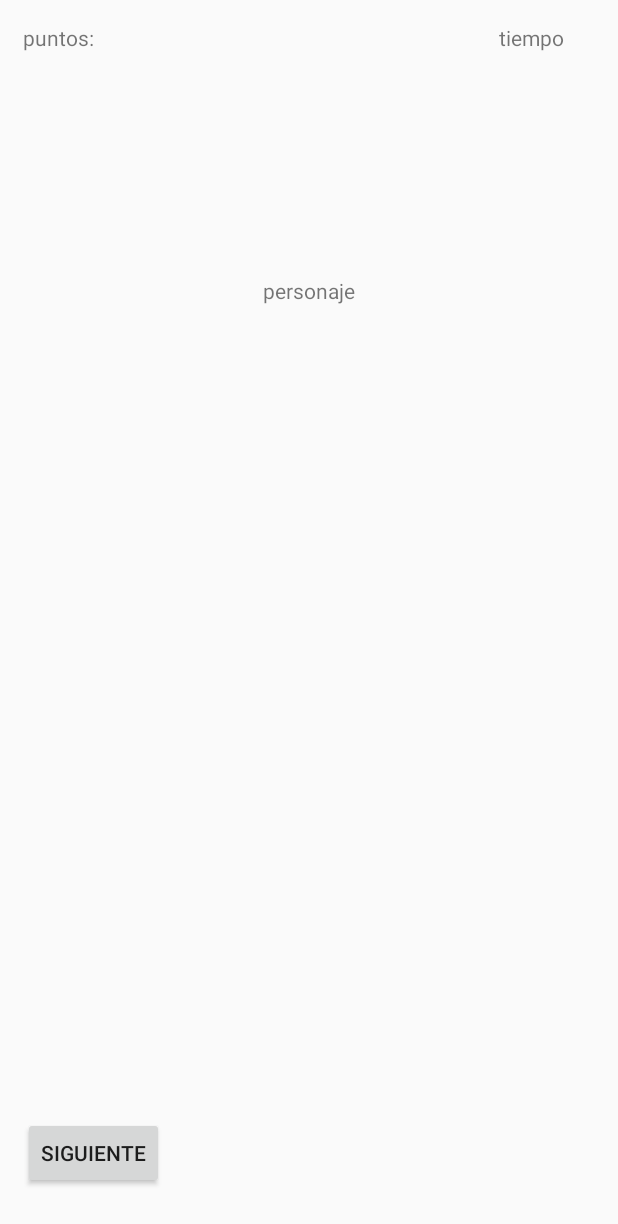
After one commit to painyahiko/Hiddentity, an Android app: the layout activity_partida.xml on its own in the app's theme, with its tools: preview values and no code run, on a phone screen of 412 x 824 dp. The commit adds this screen. Shown: the top 1224 px of the screen. Run offline under Robolectric (Android 15) with nearby library versions, the phone set to English and light mode, and no system bars.

Commit message:
compartir objeto entre activity y codigo de partida

```diff
--- a/app/src/main/AndroidManifest.xml
+++ b/app/src/main/AndroidManifest.xml
@@ -12,7 +12,7 @@
         android:roundIcon="@mipmap/ic_launcher_round"
         android:supportsRtl="true"
         android:theme="@style/AppTheme">
-        <activity android:name=".Principal">
+        <activity android:name=".PrincipalActivity">
             <intent-filter>
                 <action android:name="android.intent.action.MAIN" />
 
@@ -20,7 +20,8 @@
             </intent-filter>
         </activity>
         <activity android:name=".PointmarkActivity" />
-        <activity android:name=".Reglas"></activity>
+        <activity android:name=".Reglas" />
+        <activity android:name=".PartidaActivity"></activity>
     </application>
 
 </manifest>
--- /dev/null
+++ b/app/src/main/res/layout/activity_partida.xml
@@ -0,0 +1,55 @@
+<?xml version="1.0" encoding="utf-8"?>
+<android.support.constraint.ConstraintLayout xmlns:android="http://schemas.android.com/apk/res/android"
+    xmlns:tools="http://schemas.android.com/tools"
+    android:layout_width="match_parent"
+    android:layout_height="match_parent"
+    tools:context="com.example.david.hiddentity.PartidaActivity">
+
+    <RelativeLayout
+        android:layout_width="match_parent"
+        android:layout_height="match_parent">
+
+        <TextView
+            android:id="@+id/puntos"
+            android:layout_width="wrap_content"
+            android:layout_height="wrap_content"
+            android:layout_alignParentStart="true"
+            android:layout_marginStart="15dp"
+            android:layout_marginTop="15dp"
+            android:text="puntos:" />
+
+        <TextView
+            android:id="@+id/tiempo"
+            android:layout_width="wrap_content"
+            android:layout_height="wrap_content"
+            android:layout_alignParentEnd="true"
+            android:layout_alignParentTop="true"
+            android:layout_marginEnd="36dp"
+            android:layout_marginTop="15dp"
+            android:gravity="right"
+            android:text="tiempo" />
+
+        <TextView
+            android:id="@+id/personaje"
+            android:layout_width="wrap_content"
+            android:layout_height="wrap_content"
+            android:layout_below="@+id/tiempo"
+            android:layout_centerHorizontal="true"
+            android:layout_marginTop="149dp"
+            android:gravity="center"
+            android:text="personaje" />
+
+        <Button
+            android:id="@+id/btnsiguiente"
+            android:layout_width="wrap_content"
+            android:layout_height="wrap_content"
+            android:layout_alignParentBottom="true"
+            android:layout_marginBottom="31dp"
+            android:layout_marginStart="15dp"
+            android:text="Siguiente" />
+
+    </RelativeLayout>
+
+
+
+</android.support.constraint.ConstraintLayout>
```
Also changed, not shown: app/src/main/java/com/example/david/hiddentity/Partida.java (added, +36 -0 lines), app/src/main/java/com/example/david/hiddentity/PartidaActivity.java (added, +73 -0 lines), app/src/main/java/com/example/david/hiddentity/PointmarkActivity.java (+12 -1 lines), app/src/main/java/com/example/david/hiddentity/PrincipalActivity.java (renamed from app/src/main/java/com/example/david/hiddentity/Principal.java, +7 -4 lines), app/src/main/java/com/example/david/hiddentity/TimesUp.java (+86 -7 lines), app/src/main/res/layout/activity_principal.xml (+6 -5 lines).
